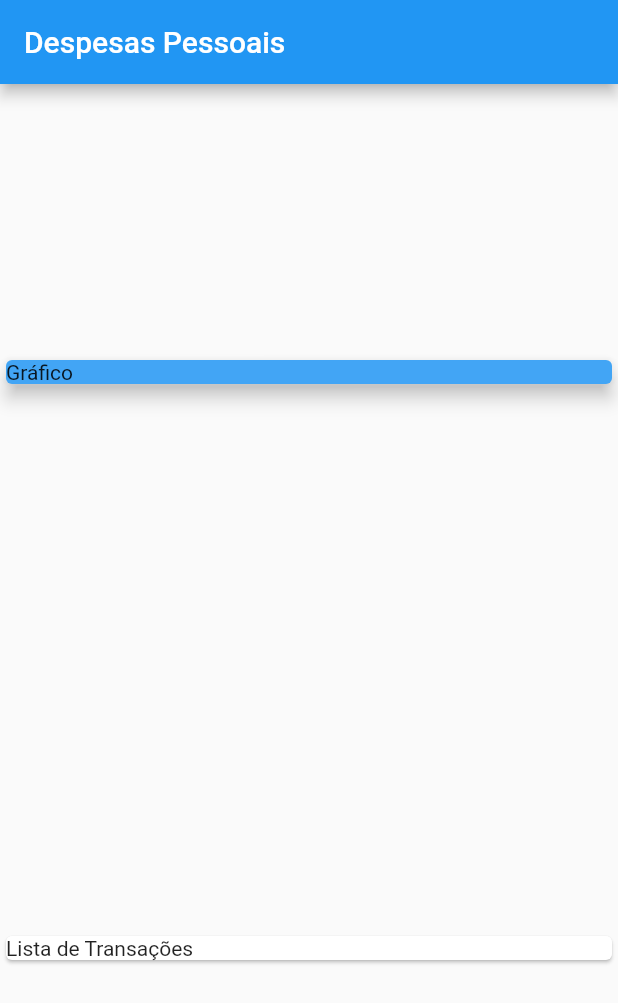
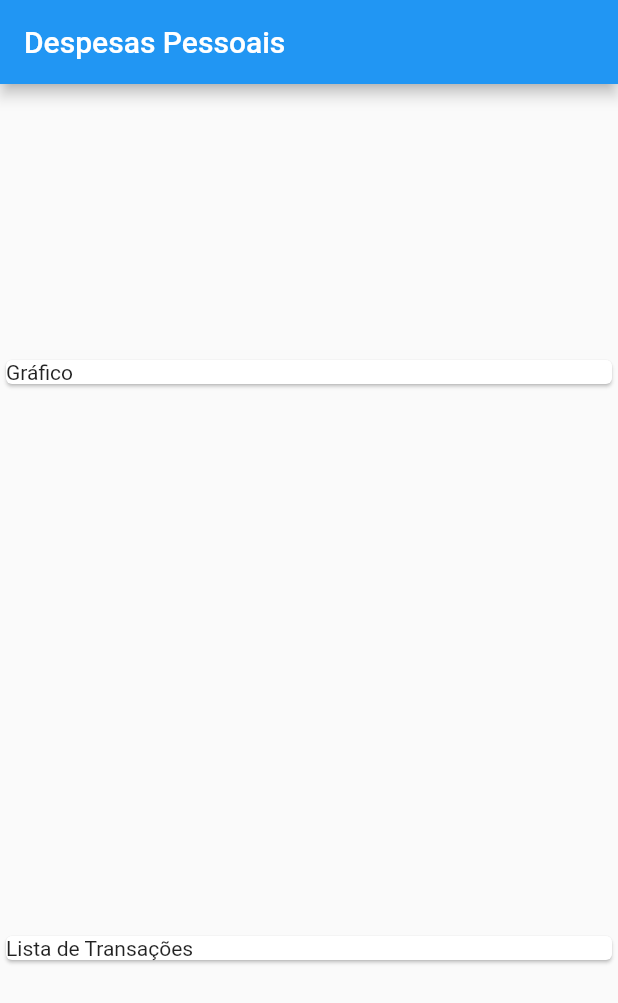
Before and after one commit to DreadsTheBoy/expenses, a Flutter app: the screen it shows after launch, on a phone screen of 412 x 824 dp. Shown: the top 1003 px of the screen. Run offline on Flutter 3.47's test engine with Material 2 defaults, Android fonts, the phone set to English and light mode, and no system bars.

```diff
--- a/lib/main.dart
+++ b/lib/main.dart
@@ -1,4 +1,7 @@
 import 'package:flutter/material.dart';
+
+//Pages
+import 'pages/home_page.dart';
 
 main() => runApp(const ExpensesApp());
 
@@ -8,36 +11,7 @@ class ExpensesApp extends StatelessWidget {
   @override
   Widget build(BuildContext context) {
     return const MaterialApp(
-      home: MyHomePage(),
+      home: HomePage(),
     );
   }
 }
-
-class MyHomePage extends StatelessWidget {
-  const MyHomePage({super.key});
-
-  @override
-  Widget build(BuildContext context) {
-    return Scaffold(
-      appBar: AppBar(
-        title: const Text('Despesas Pessoais'),
-      ),
-      body: Column(
-        mainAxisAlignment: MainAxisAlignment.spaceAround,
-        crossAxisAlignment: CrossAxisAlignment.stretch,
-        children: <Widget>[
-          SizedBox(
-            child: Card(
-              color: Colors.blue[400],
-              elevation: 5,
-              child: const Text('Gráfico'),
-            ),
-          ),
-          const Card(
-            child: Text('Lista de Transações'),
-          ),
-        ],
-      )
-    );
-  }
-}
--- /dev/null
+++ b/lib/pages/home_page.dart
@@ -0,0 +1,30 @@
+import 'package:flutter/material.dart';
+
+class HomePage extends StatelessWidget {
+  const HomePage({super.key});
+
+  @override
+  Widget build(BuildContext context) {
+    return Scaffold(
+      appBar: AppBar(
+        title: const Text('Despesas Pessoais'),
+      ),
+      body: Column(
+        mainAxisAlignment: MainAxisAlignment.spaceAround,
+        crossAxisAlignment: CrossAxisAlignment.stretch,
+        children: const <Widget>[
+          SizedBox(
+            child: Card(
+              //color: Colors.blue[400],
+              elevation: 1,
+              child: Text('Gráfico'),
+            ),
+          ),
+          Card(
+            child: Text('Lista de Transações'),
+          ),
+        ],
+      ),
+    );
+  }
+}
```
Also changed, not shown: lib/models/transaction.dart (added, +13 -0 lines).
